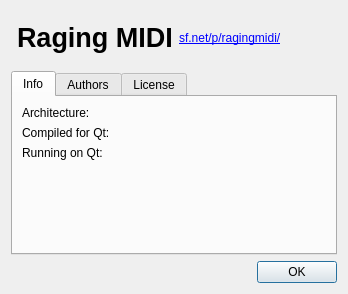
Qt form src/Gui/Dialogs/AboutDlg.ui (waddlesplash/ragingmidi) before a commit.
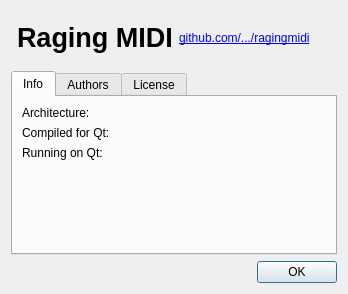
The same form after that commit. Icons and pictures are not drawn.

```diff
--- a/src/Gui/Dialogs/AboutDlg.ui
+++ b/src/Gui/Dialogs/AboutDlg.ui
@@ -79,7 +79,7 @@
       <item row="1" column="0">
        <widget class="QLabel" name="urlLbl">
         <property name="text">
-         <string notr="true">&lt;html&gt;&lt;head/&gt;&lt;body&gt;&lt;p&gt;&lt;a href=&quot;http://sourceforge.net/projects/ragingmidi/&quot;&gt;&lt;span style=&quot; text-decoration: underline; color:#0000ff;&quot;&gt;sf.net/p/ragingmidi/&lt;/span&gt;&lt;/a&gt;&lt;/p&gt;&lt;/body&gt;&lt;/html&gt;</string>
+         <string notr="true">&lt;html&gt;&lt;head/&gt;&lt;body&gt;&lt;p&gt;&lt;a href=&quot;https://github.com/waddlesplash/ragingmidi/&quot;&gt;&lt;span style=&quot; text-decoration: underline; color:#0000ff;&quot;&gt;github.com/.../ragingmidi&lt;/span&gt;&lt;/a&gt;&lt;/p&gt;&lt;/body&gt;&lt;/html&gt;</string>
         </property>
        </widget>
       </item>
```
